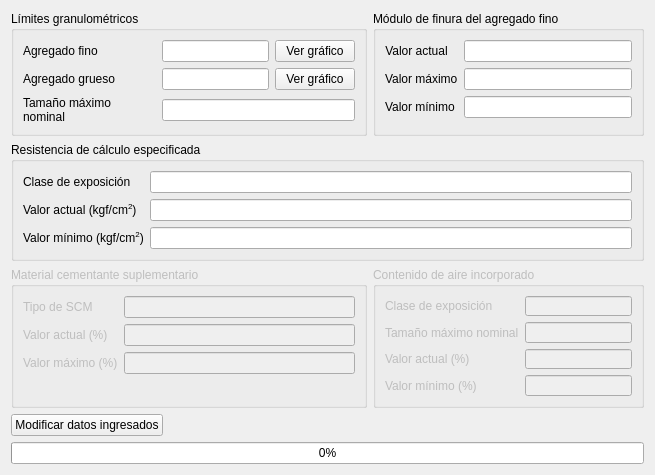
This is gui/ui/check_design_widget.ui in AMK-ULTRA/Concretus as Qt 5 draws it before an edit. The edited form follows.
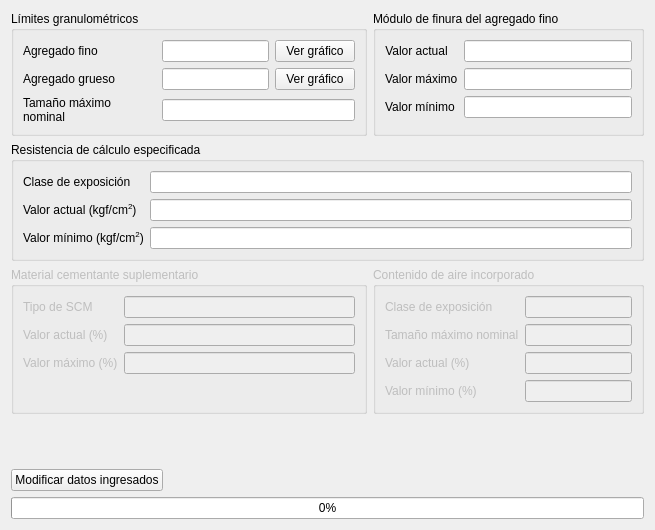
This is the edited form. Icons and pictures are not drawn.

What changed in the file:
```diff
--- a/gui/ui/check_design_widget.ui
+++ b/gui/ui/check_design_widget.ui
@@ -7,7 +7,7 @@
     <x>0</x>
     <y>0</y>
     <width>655</width>
-    <height>475</height>
+    <height>530</height>
    </rect>
   </property>
   <property name="minimumSize">
```
